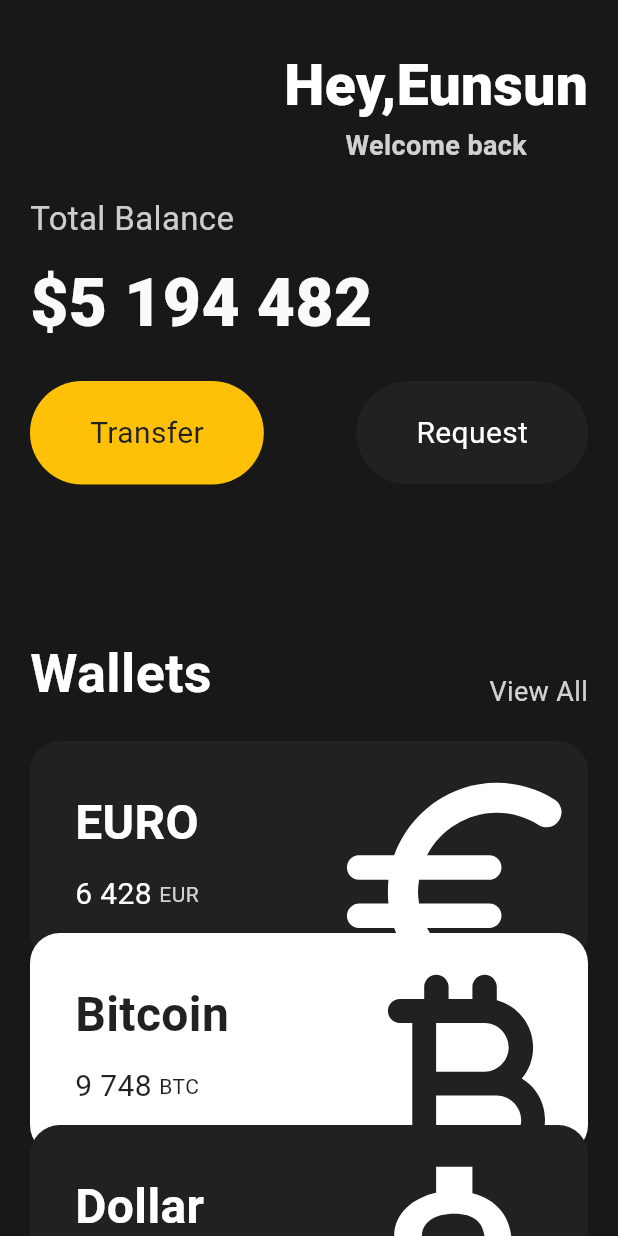
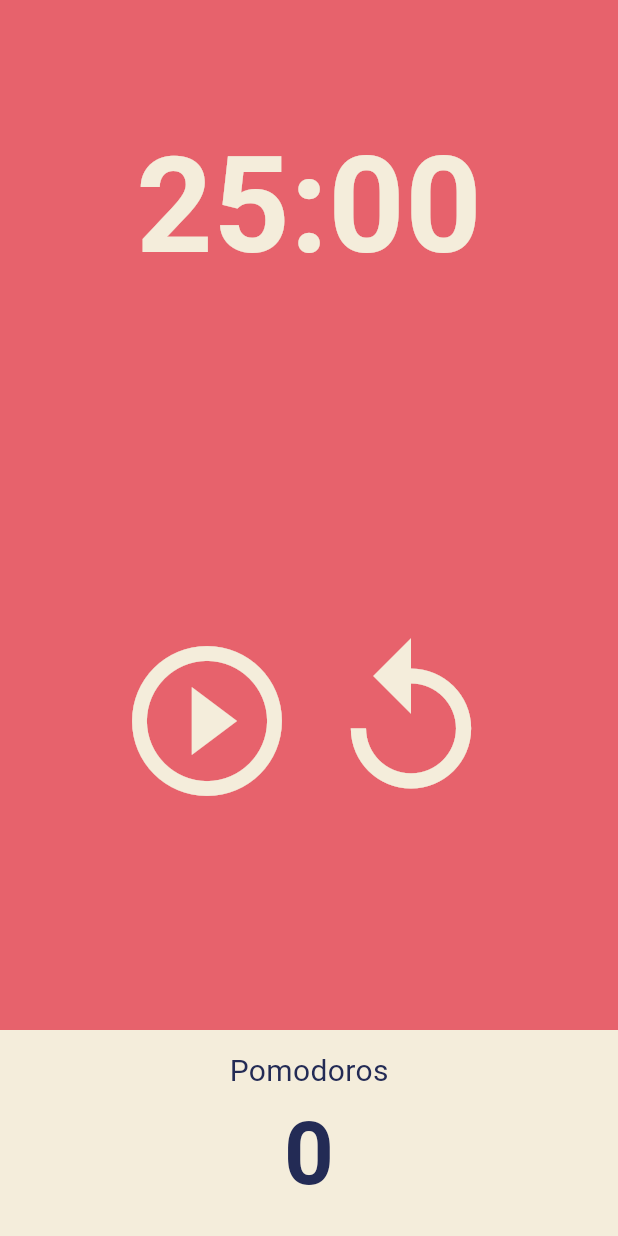
Before and after one commit to grapefruitgreentealoe/flutter, a Flutter app: the screen it shows after launch, on a phone screen of 412 x 824 dp. Run offline on Flutter 3.47's test engine with Material 3 defaults, Android fonts, the phone set to English and light mode, and no system bars.

Commit message:
5.0 pomotimer

```diff
--- a/toonflix/lib/main.dart
+++ b/toonflix/lib/main.dart
@@ -1,10 +1,7 @@
 // ignore_for_file: prefer_const_constructors
 
-import 'package:flutter/cupertino.dart';
 import 'package:flutter/material.dart';
-import 'package:flutter/widgets.dart';
-import 'package:toonflix/widgets/button.dart';
-import 'package:toonflix/widgets/card.dart';
+import 'package:toonflix/screens/home_screen.dart';
 
 void main() {
   runApp(App());
@@ -18,136 +15,18 @@ class App extends StatelessWidget {
 
   @override
   Widget build(BuildContext context) {
-    // TODO: implement build
     return MaterialApp(
-        home: Scaffold(
-      backgroundColor: Color(0xFF181818),
-      body: SingleChildScrollView(
-        child: Padding(
-          padding: EdgeInsets.symmetric(horizontal: 20, vertical: 20),
-          child: Column(
-            crossAxisAlignment: CrossAxisAlignment.start,
-            children: [
-              SizedBox(
-                height: 10,
-              ),
-              Row(
-                mainAxisAlignment: MainAxisAlignment.end,
-                children: const [
-                  Column(),
-                  Column(
-                    children: [
-                      Text(
-                        'Hey,Eunsun',
-                        style: TextStyle(
-                            color: Colors.white,
-                            fontSize: 38,
-                            fontWeight: FontWeight.w800),
-                      ),
-                      Text(
-                        'Welcome back',
-                        style: TextStyle(
-                            color: Color.fromRGBO(255, 255, 255, 0.8),
-                            fontSize: 18,
-                            fontWeight: FontWeight.bold),
-                      )
-                    ],
-                  )
-                ],
-              ),
-              SizedBox(
-                height: 20,
-              ),
-              Text(
-                'Total Balance',
-                style: TextStyle(
-                  fontSize: 22,
-                  color: Color.fromRGBO(250, 250, 250, 0.8),
-                ),
-              ),
-              SizedBox(height: 10),
-              Text(
-                '\$5 194 482',
-                style: TextStyle(
-                  fontSize: 44,
-                  fontWeight: FontWeight.w800,
-                  color: Color.fromRGBO(250, 250, 250, 1),
-                ),
-              ),
-              SizedBox(height: 20),
-              Row(
-                mainAxisAlignment: MainAxisAlignment.spaceBetween,
-                children: const [
-                  Button(
-                      text: 'Transfer',
-                      bgColor: Colors.amber,
-                      textColor: Color(0xFF1F2123)),
-                  Button(
-                      text: 'Request',
-                      bgColor: Color(0xFF1F2123),
-                      textColor: Colors.white),
-                ],
-              ),
-              SizedBox(
-                height: 100,
-              ),
-              Row(
-                mainAxisAlignment: MainAxisAlignment.spaceBetween,
-                crossAxisAlignment: CrossAxisAlignment.end,
-                children: [
-                  Text(
-                    'Wallets',
-                    style: TextStyle(
-                      color: Colors.white,
-                      fontSize: 36,
-                      fontWeight: FontWeight.w600,
-                    ),
-                  ),
-                  Text(
-                    'View All',
-                    style: TextStyle(
-                      color: Colors.white.withOpacity(0.8),
-                      fontSize: 18,
-                    ),
-                  ),
-                ],
-              ),
-              SizedBox(
-                height: 20,
-              ),
-              CurrencyCard(
-                name: 'EURO',
-                code: 'EUR',
-                amount: '6 428',
-                icon: Icons.euro_rounded,
-                isInverted: false,
-              ),
-              Transform.translate(
-                offset: Offset(0, -20),
-                child: CurrencyCard(
-                  name: 'Bitcoin',
-                  code: 'BTC',
-                  amount: '9 748',
-                  icon: Icons.currency_bitcoin_rounded,
-                  isInverted: true,
-                ),
-              ),
-              Transform.translate(
-                offset: Offset(0, -40),
-                child: CurrencyCard(
-                  name: 'Dollar',
-                  code: 'USD',
-                  amount: '2 428',
-                  icon: Icons.attach_money_outlined,
-                  isInverted: false,
-                ),
-              ),
-            ],
+        theme: ThemeData(
+          colorScheme: ColorScheme.fromSwatch(
+            backgroundColor: const Color(0xFFE7626C),
           ),
+          textTheme: const TextTheme(
+            displayLarge: TextStyle(
+              color: Color(0xFF232B55),
+            ),
+          ),
+          cardColor: const Color(0xFFF4EDDB),
         ),
-      ),
-    ));
-//metarial이나 cupertino 위젯을 리턴해야한다. 어떤 family를 사용할것이냐. 난 둘다싫어? 그래도 선택해야함. root이므로
-//flutter는 google꺼라서 meterial 앱이 더 보기 좋다. ios도 좋지만..  material선택하기
+        home: HomseScreen());
   }
 }
--- /dev/null
+++ b/toonflix/lib/screens/home_screen.dart
@@ -0,0 +1,139 @@
+import 'dart:async';
+
+import 'package:flutter/material.dart';
+
+class HomseScreen extends StatefulWidget {
+  const HomseScreen({super.key});
+
+  @override
+  State<HomseScreen> createState() => _HomseScreenState();
+}
+
+class _HomseScreenState extends State<HomseScreen> {
+  static const twentyFiveMinutes = 1500;
+  int totalSeconds = twentyFiveMinutes;
+  bool isRunning = false;
+  int totalPomodoros = 0;
+  late Timer timer; //나중에 지정해준다
+
+  void onTick(Timer timer) {
+    if (totalSeconds == 0) {
+      setState(() {
+        totalPomodoros += 1;
+        isRunning = false;
+        totalSeconds = twentyFiveMinutes;
+      });
+      timer.cancel();
+    } else {
+      setState(() {
+        totalSeconds -= 1;
+      });
+    }
+  }
+
+  void onStartPressed() {
+    timer = Timer.periodic(const Duration(seconds: 1), onTick);
+    setState(() {
+      isRunning = true;
+    });
+  }
+
+  void onPausePressed() {
+    timer.cancel();
+    setState(() {
+      isRunning = false;
+    });
+  }
+
+  void onResetPressed() {
+    setState(() {
+      totalSeconds = twentyFiveMinutes;
+    });
+  }
+
+  String format(int seconds) {
+    var duration = Duration(seconds: seconds);
+    return duration.toString().split('.').first.substring(2, 7);
+  }
+
+  @override
+  Widget build(BuildContext context) {
+    return Scaffold(
+      backgroundColor: Theme.of(context).colorScheme.background,
+      body: Column(
+        children: [
+          Flexible(
+              flex: 2,
+              child: Container(
+                  alignment: Alignment.center,
+                  child: Text(
+                    format(totalSeconds),
+                    style: TextStyle(
+                        color: Theme.of(context).cardColor,
+                        fontSize: 89,
+                        fontWeight: FontWeight.w600),
+                  ))),
+          Flexible(
+              flex: 3,
+              child: Row(
+                mainAxisAlignment: MainAxisAlignment.center,
+                children: [
+                  Center(
+                    child: IconButton(
+                      onPressed: isRunning ? onPausePressed : onStartPressed,
+                      icon: Icon(isRunning
+                          ? Icons.pause_circle_outline
+                          : Icons.play_circle_outline),
+                      iconSize: 120,
+                      color: Theme.of(context).cardColor,
+                    ),
+                  ),
+                  Center(
+                    child: IconButton(
+                      onPressed: onResetPressed,
+                      icon: const Icon(Icons.replay),
+                      iconSize: 120,
+                      color: Theme.of(context).cardColor,
+                    ),
+                  ),
+                ],
+              )),
+          Flexible(
+              flex: 1,
+              child: Row(
+                children: [
+                  Expanded(
+                    child: Container(
+                        decoration:
+                            BoxDecoration(color: Theme.of(context).cardColor),
+                        child: Column(
+                          mainAxisAlignment: MainAxisAlignment.center,
+                          children: [
+                            Text('Pomodoros',
+                                style: TextStyle(
+                                    fontSize: 20,
+                                    color: Theme.of(context)
+                                        .textTheme
+                                        .displayLarge!
+                                        .color)),
+                            Text(
+                              '$totalPomodoros',
+                              style: TextStyle(
+                                fontSize: 58,
+                                color: Theme.of(context)
+                                    .textTheme
+                                    .displayLarge!
+                                    .color,
+                                fontWeight: FontWeight.w600,
+                              ),
+                            ),
+                          ],
+                        )),
+                  ),
+                ],
+              )),
+        ],
+      ),
+    );
+  }
+}
```
